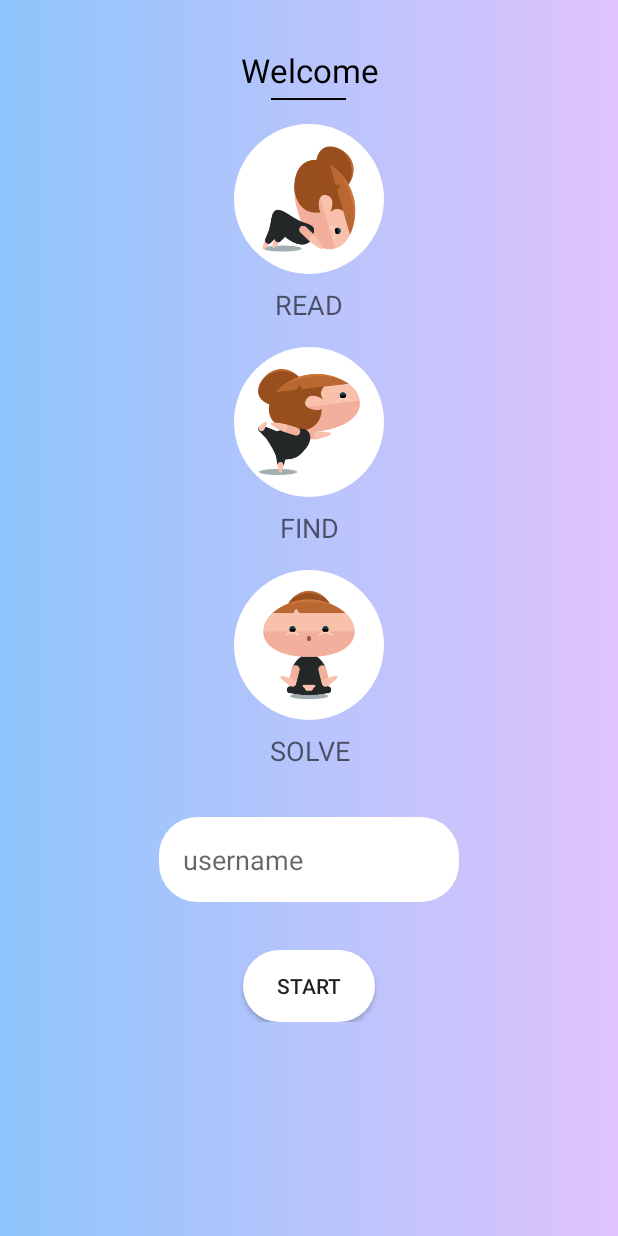
After one commit to MamboBryan/pyeonghwa, an Android app: the WelcomeActivity screen opened directly, with no data from a screen before it, on a phone screen of 412 x 824 dp. The commit adds this screen. Run offline under Robolectric (Android 15) with nearby library versions, the phone set to English and light mode, and no system bars.

Commit message:
[Feature #165142377] Added WelcomeActivity details

```diff
--- a/app/src/main/AndroidManifest.xml
+++ b/app/src/main/AndroidManifest.xml
@@ -16,6 +16,7 @@
                 <category android:name="android.intent.category.LAUNCHER" />
             </intent-filter>
         </activity>
+        <activity android:name=".WelcomeActivity"></activity>
     </application>
 
 </manifest>
--- a/app/src/main/java/com/mambobryan/pyeonghwa/StartActivity.java
+++ b/app/src/main/java/com/mambobryan/pyeonghwa/StartActivity.java
@@ -1,5 +1,6 @@
 package com.mambobryan.pyeonghwa;
 
+import android.content.Intent;
 import android.graphics.drawable.AnimationDrawable;
 import android.graphics.drawable.TransitionDrawable;
 import android.support.v4.content.ContextCompat;
@@ -61,6 +62,10 @@ public class StartActivity extends AppCompatActivity {
             TextView firstLetter = findViewById(R.id.start_puzzle_t);
             firstLetter.setText("T");
 
+            //After it updates the last letter it goes to the next screen
+            Intent startIntent = new Intent(StartActivity.this, WelcomeActivity.class);
+            StartActivity.this.startActivity(startIntent);
+
         } else {
             Toast.makeText(this, "Too many long press", Toast.LENGTH_SHORT).show();
         }
--- /dev/null
+++ b/app/src/main/java/com/mambobryan/pyeonghwa/WelcomeActivity.java
@@ -0,0 +1,13 @@
+package com.mambobryan.pyeonghwa;
+
+import android.support.v7.app.AppCompatActivity;
+import android.os.Bundle;
+
+public class WelcomeActivity extends AppCompatActivity {
+
+    @Override
+    protected void onCreate(Bundle savedInstanceState) {
+        super.onCreate(savedInstanceState);
+        setContentView(R.layout.activity_welcome);
+    }
+}
--- /dev/null
+++ b/app/src/main/res/drawable/avatar_bg.xml
@@ -0,0 +1,6 @@
+<?xml version="1.0" encoding="utf-8"?>
+<shape
+    xmlns:android="http://schemas.android.com/apk/res/android"
+    android:shape="oval">
+    <solid android:color="@color/white"/>
+</shape>
--- /dev/null
+++ b/app/src/main/res/layout/activity_welcome.xml
@@ -0,0 +1,125 @@
+<?xml version="1.0" encoding="utf-8"?>
+<LinearLayout xmlns:android="http://schemas.android.com/apk/res/android"
+    xmlns:app="http://schemas.android.com/apk/res-auto"
+    xmlns:tools="http://schemas.android.com/tools"
+    android:layout_width="match_parent"
+    android:layout_height="match_parent"
+    android:background="@drawable/gradient_two"
+    android:orientation="vertical"
+    tools:context="com.mambobryan.pyeonghwa.WelcomeActivity">
+
+
+    <TextView
+        android:layout_width="match_parent"
+        android:layout_height="wrap_content"
+        android:layout_marginTop="32dp"
+        android:gravity="center_horizontal"
+        android:text="@string/welcome_message"
+        android:textColor="@color/black"
+        android:textAppearance="?android:textAppearanceLarge" />
+
+    <View
+        android:id="@+id/black_line"
+        android:layout_width="50dp"
+        android:layout_height="1dp"
+        android:layout_gravity="center_horizontal"
+        android:layout_marginTop="4dp"
+        android:background="@color/black" />
+
+    <RelativeLayout
+        android:layout_marginTop="16dp"
+        android:layout_width="match_parent"
+        android:layout_height="wrap_content">
+
+        <ImageView
+            android:layout_width="100dp"
+            android:layout_height="100dp"
+            android:layout_centerInParent="true"
+            android:background="@drawable/avatar_bg"
+            android:padding="8dp"
+            android:src="@drawable/yoga_start" />
+    </RelativeLayout>
+
+    <TextView
+        android:layout_width="match_parent"
+        android:layout_height="wrap_content"
+        android:layout_marginTop="8dp"
+        android:gravity="center_horizontal"
+        android:text="@string/welcome_instruction1"
+        android:textAppearance="?android:textAppearanceMedium" />
+
+    <RelativeLayout
+        android:layout_marginTop="16dp"
+        android:layout_width="match_parent"
+        android:layout_height="wrap_content">
+
+        <ImageView
+            android:layout_width="100dp"
+            android:layout_height="100dp"
+            android:layout_centerInParent="true"
+            android:background="@drawable/avatar_bg"
+            android:padding="8dp"
+            android:src="@drawable/yoga_middle" />
+    </RelativeLayout>
+
+    <TextView
+        android:layout_width="match_parent"
+        android:layout_height="wrap_content"
+        android:layout_marginTop="8dp"
+        android:gravity="center_horizontal"
+        android:text="@string/welcome_instruction2"
+        android:textAppearance="?android:textAppearanceMedium" />
+
+    <RelativeLayout
+        android:layout_marginTop="16dp"
+        android:layout_width="match_parent"
+        android:layout_height="wrap_content">
+
+        <ImageView
+            android:layout_width="100dp"
+            android:layout_height="100dp"
+            android:layout_centerInParent="true"
+            android:background="@drawable/avatar_bg"
+            android:padding="8dp"
+            android:src="@drawable/yoga_end" />
+    </RelativeLayout>
+
+    <TextView
+        android:layout_width="match_parent"
+        android:layout_height="wrap_content"
+        android:layout_marginTop="8dp"
+        android:gravity="center_horizontal"
+        android:text="@string/welcome_instruction3"
+        android:textAppearance="?android:textAppearanceMedium" />
+
+    <RelativeLayout
+        android:layout_width="match_parent"
+        android:layout_height="wrap_content"
+        android:layout_marginTop="32dp">
+
+        <EditText
+            android:background="@drawable/start_buttton_bg"
+            android:layout_width="200dp"
+            android:layout_height="wrap_content"
+            android:layout_centerInParent="true"
+            android:hint="username"
+            android:inputType="textCapWords"
+            android:padding="16dp" />
+
+    </RelativeLayout>
+
+    <RelativeLayout
+        android:layout_width="match_parent"
+        android:layout_height="wrap_content"
+        android:layout_marginTop="32dp">
+
+        <Button
+            android:layout_centerInParent="true"
+            android:layout_width="wrap_content"
+            android:layout_height="wrap_content"
+            android:background="@drawable/start_buttton_bg"
+            android:text="@string/welcome_button" />
+    </RelativeLayout>
+
+
+</LinearLayout>
--- a/app/src/main/res/values/strings.xml
+++ b/app/src/main/res/values/strings.xml
@@ -1,7 +1,17 @@
 <resources>
     <string name="app_name">Pyeonghwa</string>
+
+    <!-- StartActivity strings -->
     <string name="start_proverb">궁 하 면      통 한 다</string>
     <string name="start_button_text">lets go</string>
-    <string name="start_activity_english">Adventure call to the adventurer for the bliss to come</string>
+    <string name="start_activity_english">Adventure calls to the adventurer for the bliss to come</string>
     <string name="start_activity_hint">Long press button to get started</string>
+
+    <!-- WelcomeActivity strings -->
+    <string name="welcome_message">Welcome</string>
+    <string name="welcome_instruction1"> READ </string>
+    <string name="welcome_instruction2"> FIND </string>
+    <string name="welcome_instruction3"> SOLVE </string>
+    <string name="welcome_player_name"> Enter username </string>
+    <string name="welcome_button"> Start </string>
 </resources>
```
Also changed, not shown: app/src/main/res/drawable/yoga_end.png (added), app/src/main/res/drawable/yoga_middle.png (added), app/src/main/res/drawable/yoga_start.png (added).
